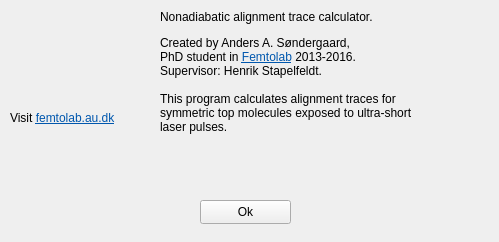
Femtolab-aarhus/alignment_calculator, file aboutForm.ui: the form before one commit.
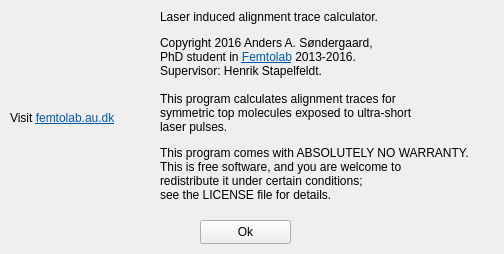
The form after the commit. Icons and pictures are not drawn.

Commit message: Updated program slightly

Patch:
```diff
--- a/aboutForm.ui
+++ b/aboutForm.ui
@@ -6,8 +6,8 @@
    <rect>
     <x>0</x>
     <y>0</y>
-    <width>499</width>
-    <height>242</height>
+    <width>504</width>
+    <height>254</height>
    </rect>
   </property>
   <property name="windowTitle">
@@ -32,11 +32,11 @@
      <x>160</x>
      <y>10</y>
      <width>331</width>
-     <height>181</height>
+     <height>201</height>
     </rect>
    </property>
    <property name="text">
-    <string>&lt;html&gt;&lt;head/&gt;&lt;body&gt;&lt;p&gt;Nonadiabatic alignment trace calculator.&lt;/p&gt;&lt;p&gt;Created by Anders A. Søndergaard,&lt;br/&gt;PhD student in &lt;a href=&quot;http://femtolab.au.dk&quot;&gt;&lt;span style=&quot; text-decoration: underline; color:#0057ae;&quot;&gt;Femtolab&lt;/span&gt;&lt;/a&gt; 2013-2016.&lt;br/&gt;Supervisor: Henrik Stapelfeldt.&lt;br/&gt;&lt;br/&gt;This program calculates alignment traces for&lt;br/&gt;symmetric top molecules exposed to ultra-short&lt;br/&gt;laser pulses.&lt;/p&gt;&lt;/body&gt;&lt;/html&gt;</string>
+    <string>&lt;html&gt;&lt;head/&gt;&lt;body&gt;&lt;p&gt;Laser induced alignment trace calculator.&lt;/p&gt;&lt;p&gt;Copyright 2016 Anders A. Søndergaard,&lt;br/&gt;PhD student in &lt;a href=&quot;http://femtolab.au.dk&quot;&gt;&lt;span style=&quot; text-decoration: underline; color:#0057ae;&quot;&gt;Femtolab&lt;/span&gt;&lt;/a&gt; 2013-2016.&lt;br/&gt;Supervisor: Henrik Stapelfeldt.&lt;br/&gt;&lt;br/&gt;This program calculates alignment traces for&lt;br/&gt;symmetric top molecules exposed to ultra-short&lt;br/&gt;laser pulses.&lt;/p&gt;&lt;p&gt;This program comes with ABSOLUTELY NO WARRANTY.&lt;br/&gt;This is free software, and you are welcome to&lt;br/&gt;redistribute it under certain conditions;&lt;br/&gt;see the LICENSE file for details.&lt;/p&gt;&lt;/body&gt;&lt;/html&gt;</string>
    </property>
    <property name="textFormat">
     <enum>Qt::RichText</enum>
@@ -71,7 +71,7 @@
    <property name="geometry">
     <rect>
      <x>200</x>
-     <y>200</y>
+     <y>220</y>
      <width>91</width>
      <height>24</height>
     </rect>
```
The commit also changes 11 other files.
